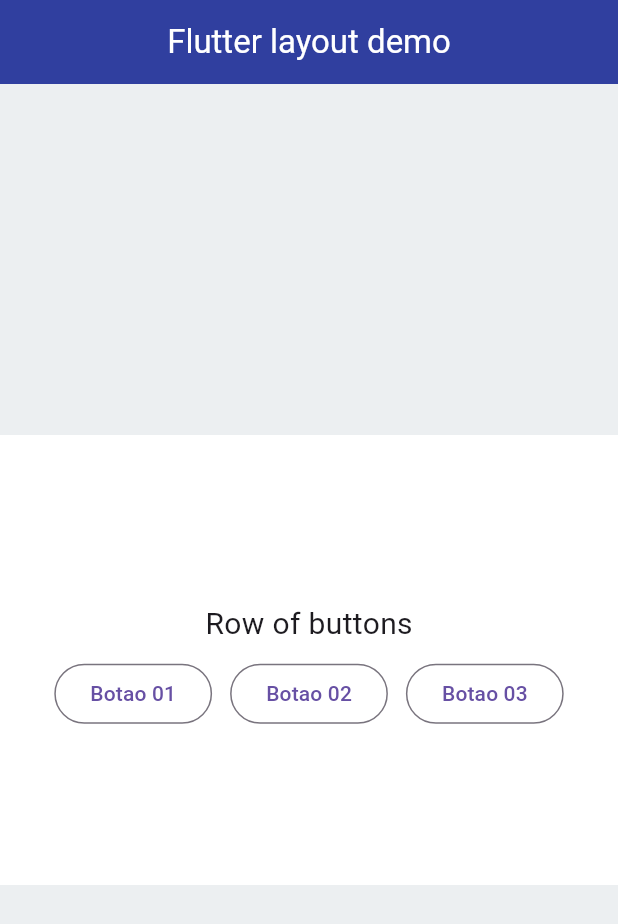
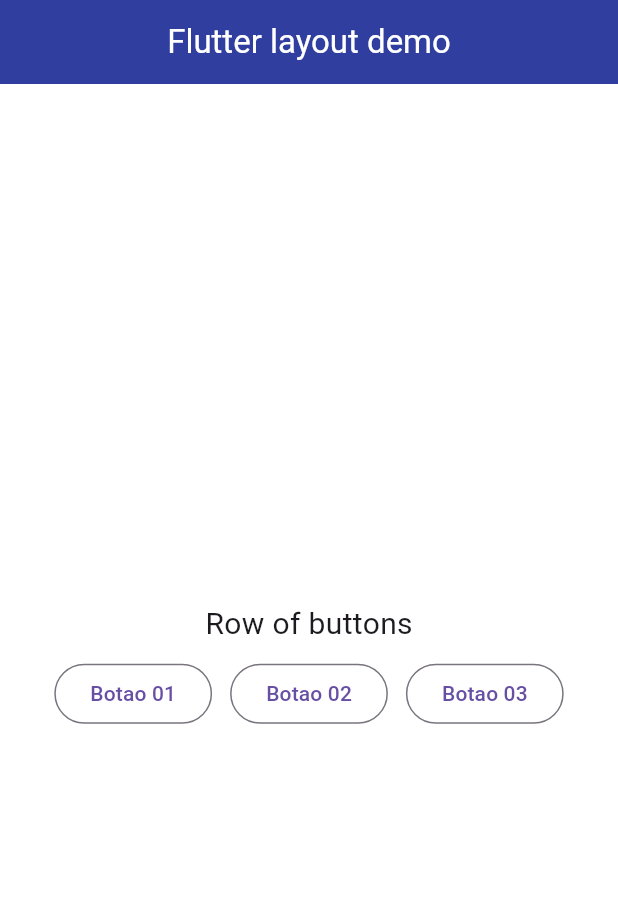
Before and after one commit to devLusk/learning-flutter, a Flutter app: the screen it shows after launch, on a phone screen of 412 x 824 dp. Shown: the top 924 px of the screen. Run offline on Flutter 3.47's test engine with Material 3 defaults, Android fonts, the phone set to English and light mode, and no system bars.

Commit message:
Adjusting the size

```diff
--- a/lib/main.dart
+++ b/lib/main.dart
@@ -10,7 +10,7 @@ class MyApp extends StatelessWidget {
   @override
   Widget build(BuildContext context) {
     String appTitle = "Flutter layout demo";
-    Color scaffoldColor = Colors.blueGrey[50]!; // Um cinza-azulado claro
+    Color scaffoldColor = Colors.blueGrey[50]!;
     Color containerColor = Colors.white;
     Color appBarColor = Colors.indigo[700]!;
 
@@ -25,7 +25,6 @@ class MyApp extends StatelessWidget {
         backgroundColor: scaffoldColor,
         body: Center(
           child: Container(
-            height: 300,
             color: containerColor,
             padding: EdgeInsets.all(16),
             child: Column(
```
